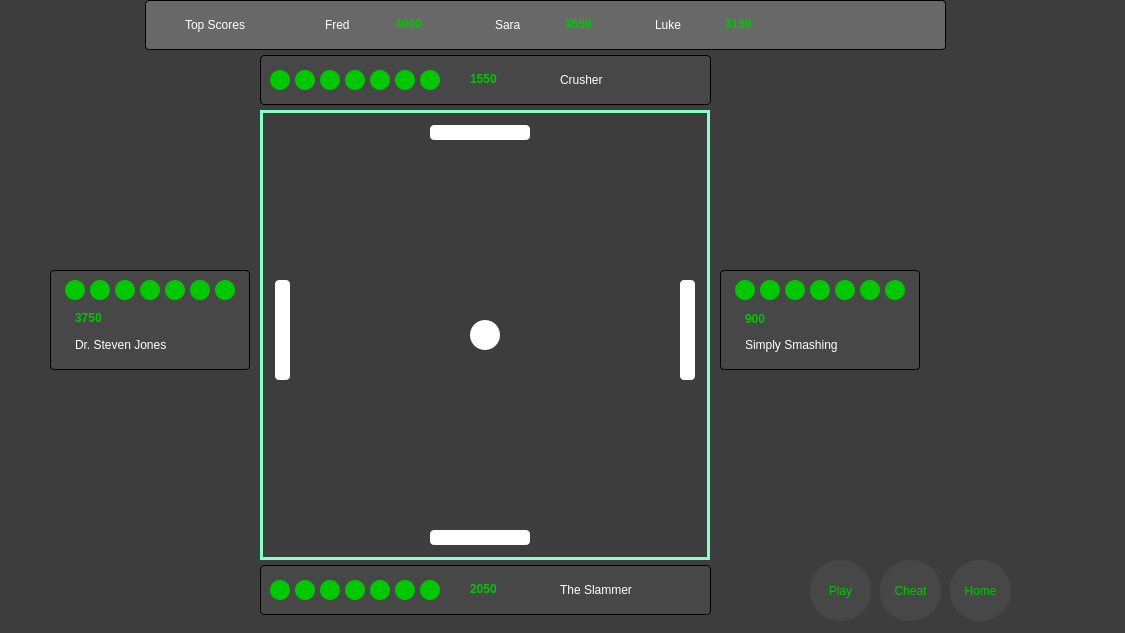
Old version of the form all-4-pong/all-4-pong/ingame.ui in the repository twetm967/all-4-pong.
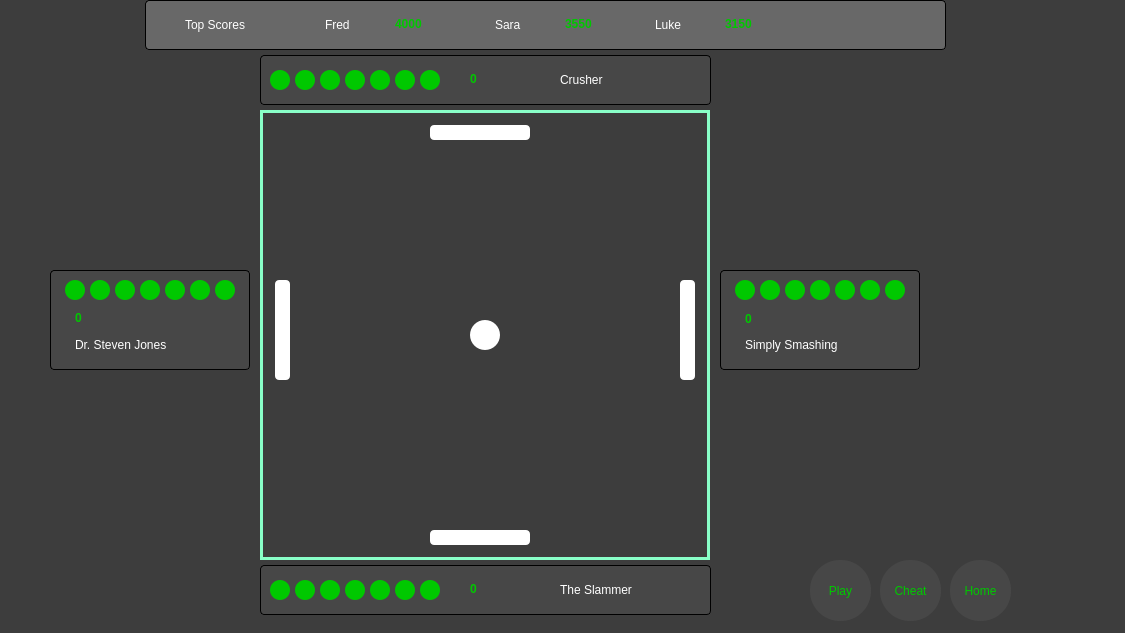
New version of the form. Icons and pictures are not drawn. Custom widgets are drawn as their Qt base class.

Commit message: Set initial scores in gui to 0

What changed in the file:
```diff
--- a/all-4-pong/all-4-pong/ingame.ui
+++ b/all-4-pong/all-4-pong/ingame.ui
@@ -358,7 +358,7 @@
     <enum>QFrame::Plain</enum>
    </property>
    <property name="text">
-    <string>2050</string>
+    <string>0</string>
    </property>
   </widget>
   <widget class="QPushButton" name="btnPause">
@@ -525,7 +525,7 @@
     <enum>QFrame::Plain</enum>
    </property>
    <property name="text">
-    <string>1550</string>
+    <string>0</string>
    </property>
   </widget>
   <widget class="QLabel" name="lblLife7PR">
@@ -1123,7 +1123,7 @@
     <enum>QFrame::Plain</enum>
    </property>
    <property name="text">
-    <string>900</string>
+    <string>0</string>
    </property>
   </widget>
   <widget class="QLabel" name="lblLife5PR">
@@ -1194,7 +1194,7 @@
     <enum>QFrame::Plain</enum>
    </property>
    <property name="text">
-    <string>3750</string>
+    <string>0</string>
    </property>
   </widget>
   <widget class="QLabel" name="lblUsernamePB">
```
